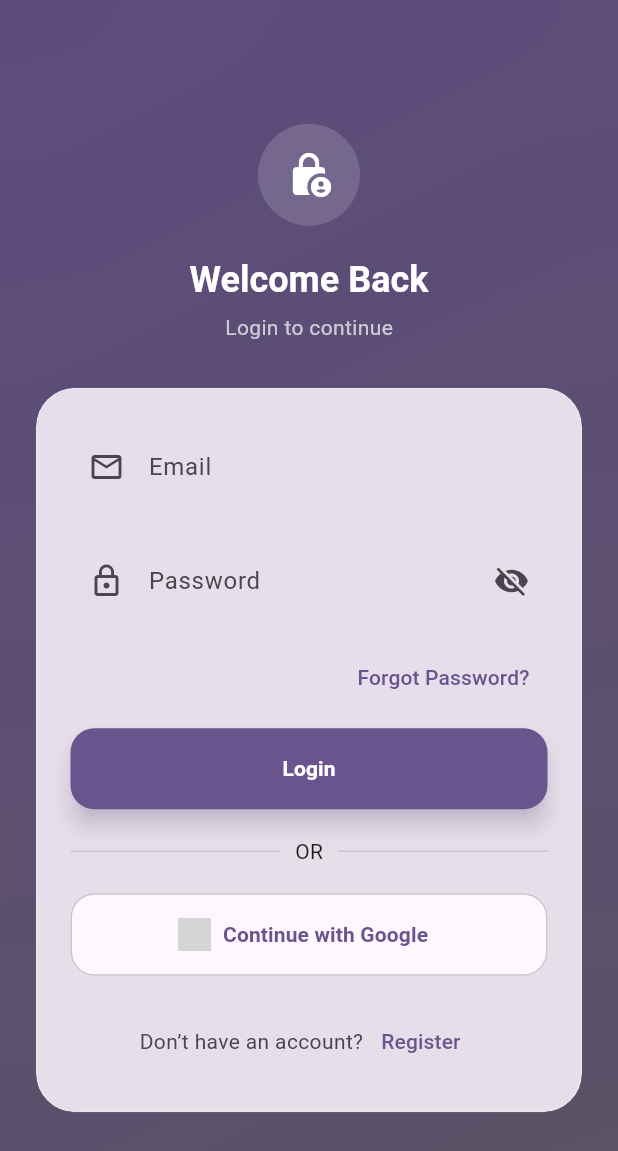
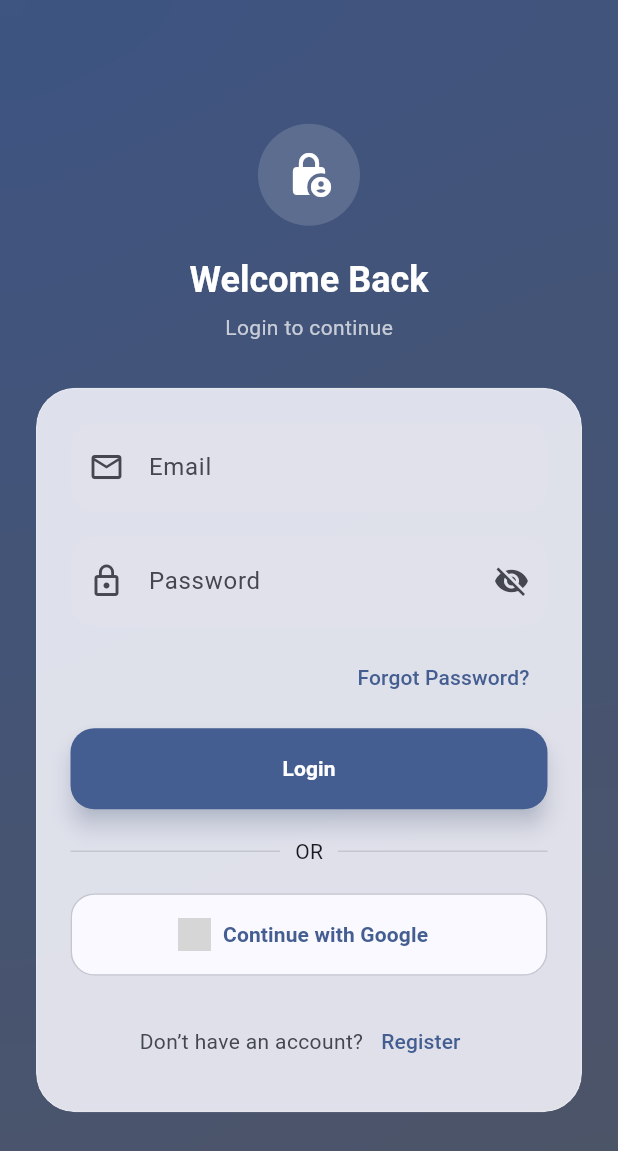
Before and after one commit to vr1449983-dotcom/new_todo_app, a Flutter app: the screen it shows after launch, on a phone screen of 412 x 824 dp. Shown: the top 1151 px of the screen. Run offline on Flutter 3.47's test engine with Material 3 defaults, Android fonts, the phone set to English and light mode, and no system bars; our stand-ins replace cached_network_image, cloud_firestore, connectivity_plus, firebase_auth, firebase_core, flutter_local_notifications and 11 more; accounts and stored records are empty; network calls fail; grey boxes are pictures that could not be loaded.

Commit message:
- initial commit

```diff
--- a/lib/main.dart
+++ b/lib/main.dart
@@ -28,7 +28,7 @@ class MyApp extends StatelessWidget {
         useMaterial3: true,
 
         colorScheme: ColorScheme.fromSeed(
-          seedColor: const Color(0xFFB388FF),// 🔥 modern premium color
+          seedColor: const  Color(0xFF1877F2),// 🔥 modern premium color
           brightness: Brightness.light,
         ),
 
@@ -44,7 +44,7 @@ class MyApp extends StatelessWidget {
         useMaterial3: true,
 
         colorScheme: ColorScheme.fromSeed(
-          seedColor: const Color(0xFFB388FF),
+          seedColor: const  Color(0xFF1877F2),
           brightness: Brightness.dark,
         ),
 
```
